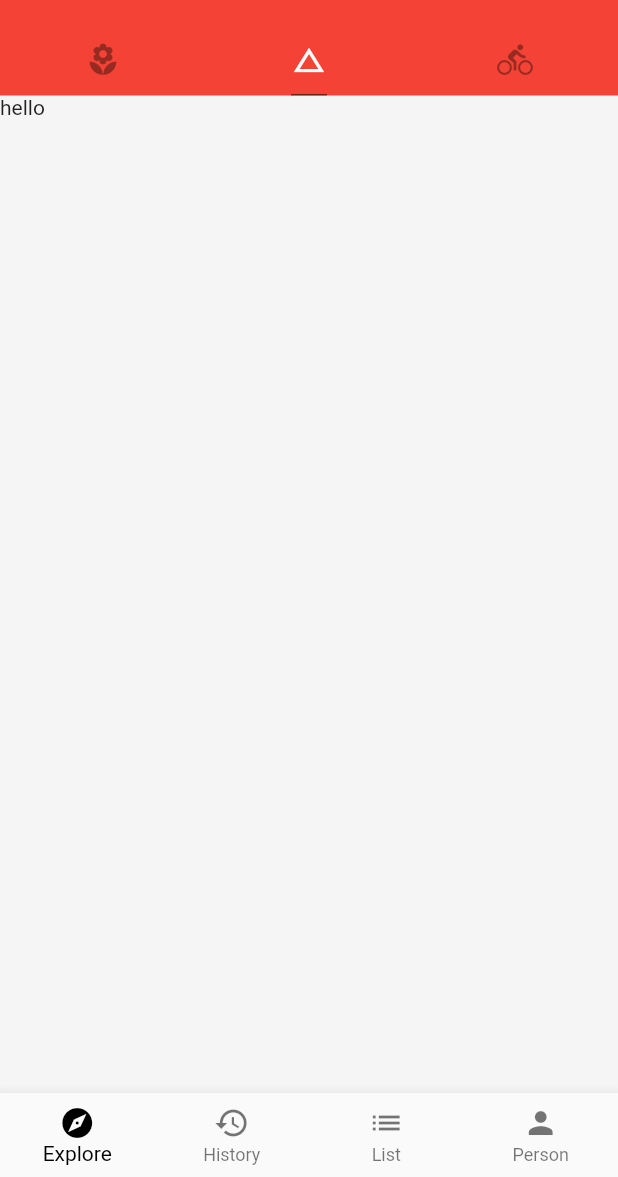
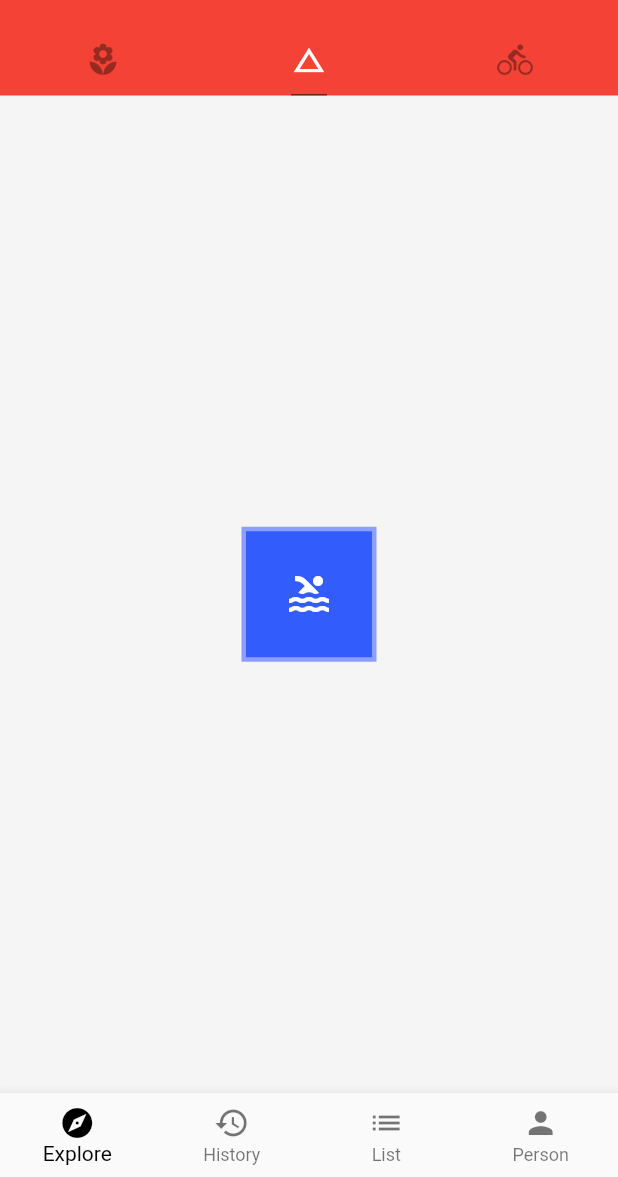
Before and after one commit to weisenHoo/app_flutter, a Flutter app: the screen it shows after launch, tab 2 chosen, on a phone screen of 412 x 824 dp, the part 59-1236 px from its top. Run offline on Flutter 3.47's test engine with Material 2 defaults, Android fonts, the phone set to English and light mode, and no system bars; network calls fail.

```diff
--- a/lib/demo/basic_demo.dart
+++ b/lib/demo/basic_demo.dart
@@ -4,6 +4,88 @@ class BasicDemo extends StatelessWidget {
   @override
   Widget build(BuildContext context) {
     // TODO: implement build
-    return Text('hello');
+    return Container(
+      color: Colors.grey[100],
+      child: Row(
+        mainAxisAlignment: MainAxisAlignment.center, //设置主轴对齐
+        children: <Widget>[
+          Container(
+            child: Icon(
+              Icons.pool,
+              size: 32.0,
+              color: Colors.white,
+            ),
+            // color: Color.fromRGBO(3, 54, 255, 0.8),
+            padding: EdgeInsets.only(
+                left: 16.0, right: 16.0, top: 16.0, bottom: 16.0),
+            margin: EdgeInsets.all(8.0),
+            width: 90.0,
+            height: 90.0,
+            //设置盒子上的一些装饰
+            decoration: BoxDecoration(
+              // 注意：不能同时在Container里添加color属性
+              color: Color.fromRGBO(3, 54, 255, 0.8),
+              // border: Border(
+              //   top: BorderSide(color: Colors.indigoAccent[100], width: 3.0, style: BorderStyle.solid),
+              // ),
+              border: Border.all(
+                color: Colors.indigoAccent[100],
+                width: 3.0,
+                style: BorderStyle.solid,
+              ),
+            ),
+          ),
+        ],
+      ),
+    );
   }
 }
+
+class RichTextDemo extends StatelessWidget {
+  @override
+  Widget build(BuildContext context) {
+    // TODO: implement build
+    return RichText(
+      text: TextSpan(
+        text: 'weisen',
+        style: TextStyle(
+          color: Colors.deepPurpleAccent,
+          fontSize: 24.0,
+          fontStyle: FontStyle.italic,
+          fontWeight: FontWeight.w100,
+        ),
+        children: [
+          TextSpan(text: 'stu'),
+          TextSpan(
+            text: '.cn',
+            style: TextStyle(
+              color: Colors.grey,
+              fontSize: 17.0,
+            ),
+          ),
+        ],
+      ),
+    );
+  }
+}
+
+class TextDemo extends StatelessWidget {
+  final TextStyle _textStyle = TextStyle(
+    fontSize: 16.0,
+  );
+
+  final String _author = '李白';
+  final String _title = '将进酒';
+
+  @override
+  Widget build(BuildContext context) {
+    // TODO: implement build
+    return Text(
+      '《 $_author 》 - $_title 。后盾人 人人做后盾！后盾人 人人做后盾！后盾人 人人做后盾！后盾人 人人做后盾！后盾人 人人做后盾！后盾人 人人做后盾！后盾人 人人做后盾！后盾人 人人做后盾！',
+      textAlign: TextAlign.right,
+      style: _textStyle,
+      maxLines: 3,
+      overflow: TextOverflow.ellipsis,
+    );
+  }
+}
```
